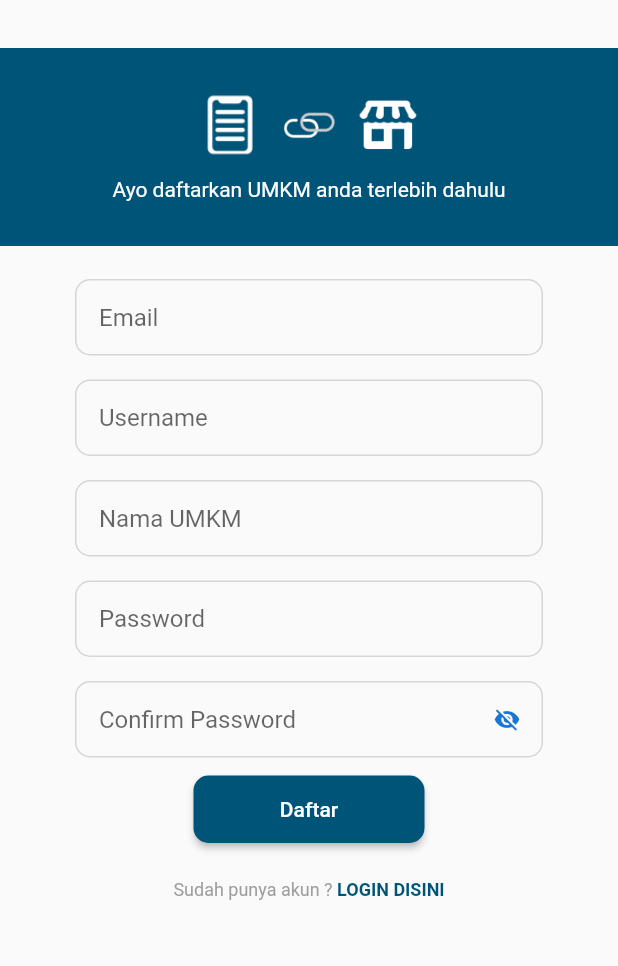
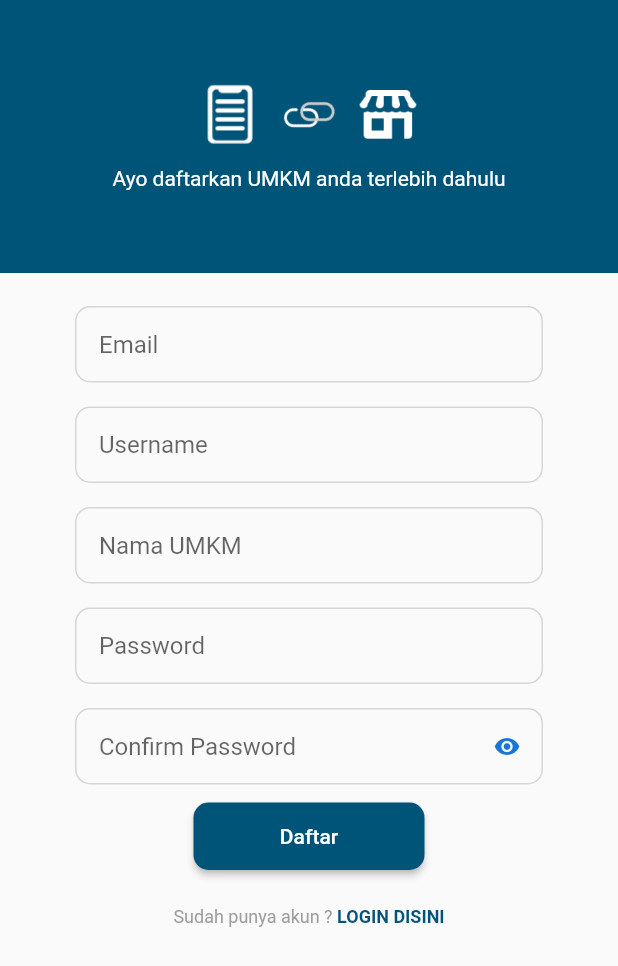
Before and after one commit to ahmadm712/Pajakin, a Flutter app: the RegisterPage screen opened by its route, on a phone screen of 412 x 824 dp. Shown: the top 966 px of the screen. Run offline on Flutter 3.47's test engine with Material 2 defaults, Android fonts, the phone set to English and light mode, and no system bars; our stand-ins replace cloud_firestore, firebase_auth, firebase_core, flutter_local_notifications, flutter_masked_text2, google_fonts and 4 more; missing offline and left inert: android_alarm_manager_plus; accounts and stored records are empty.

Commit message:
fix vissible password and size

```diff
--- a/lib/presentation/pages/register.dart
+++ b/lib/presentation/pages/register.dart
@@ -21,7 +21,7 @@ class _RegisterPageState extends State<RegisterPage> {
   TextEditingController confirmPassController = TextEditingController(text: '');
   TextEditingController umkmNameController = TextEditingController(text: '');
   GlobalKey<FormState> formKey = GlobalKey<FormState>();
-  bool isVissiblePassword = false;
+  bool isVissiblePassword = true;
 
   @override
   void dispose() {
@@ -48,16 +48,13 @@ class _RegisterPageState extends State<RegisterPage> {
       body: SingleChildScrollView(
         child: Column(
           children: [
-            const SizedBox(
-              height: 32,
-            ),
             Container(
               width: size.width,
-              height: 132,
+              height: 182,
               decoration: BoxDecoration(
                 color: kColorPrimary,
               ),
-              padding: const EdgeInsets.symmetric(horizontal: 40, vertical: 30),
+              padding: const EdgeInsets.symmetric(horizontal: 40, vertical: 55),
               child: Column(
                 children: [
                   Image.asset(
```
